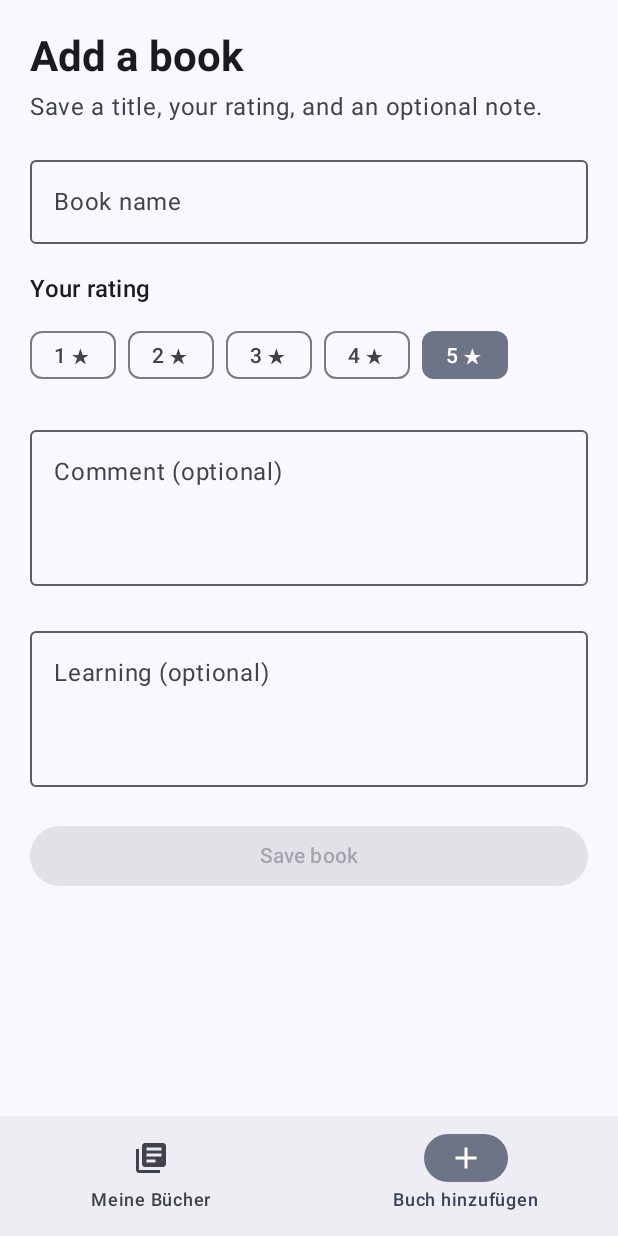
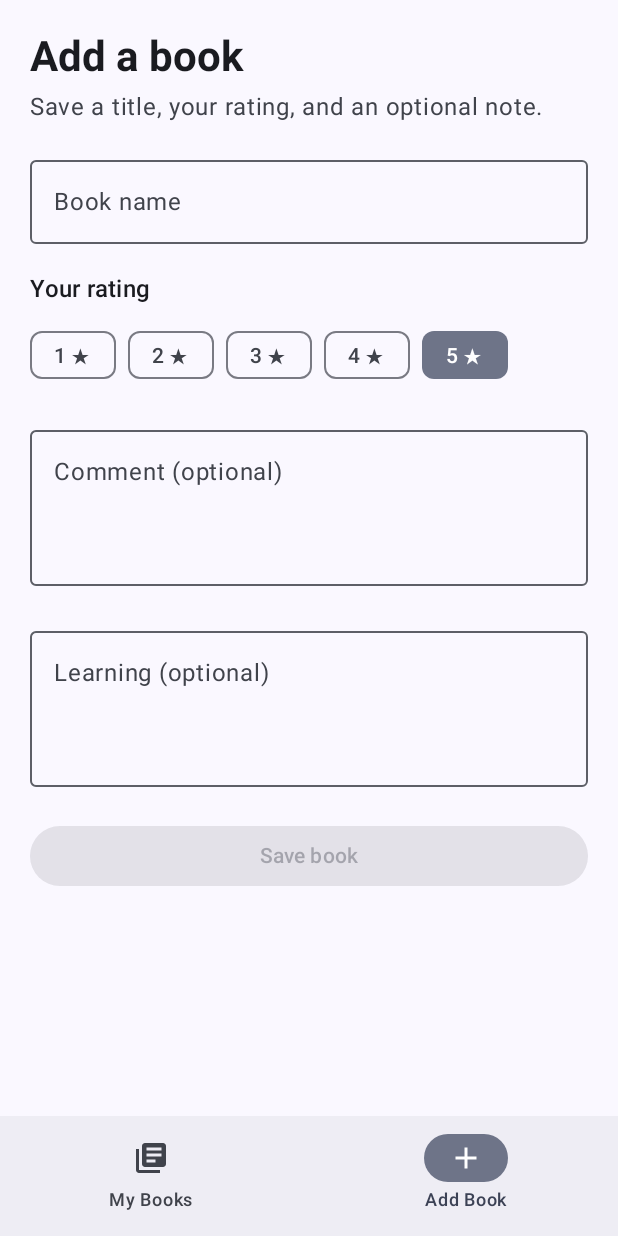
Before and after one commit to chooklii/Bookstore, an Android app built with Jetpack Compose: the screen it shows after launch (MainActivity), item 2 of the bottom bar chosen, on a phone screen of 412 x 824 dp. Run offline under Robolectric (Android 15) with nearby library versions, the phone set to English and light mode, and no system bars; our stand-ins replace Navigation 3.

Commit message:
Add Support for multiple languages

```diff
--- a/app/src/main/java/com/example/bookstore/ui/components/Footer.kt
+++ b/app/src/main/java/com/example/bookstore/ui/components/Footer.kt
@@ -1,10 +1,12 @@
 package com.example.bookstore.ui.components
 
+import com.example.bookstore.R
 import androidx.compose.material3.Icon
 import androidx.compose.material3.NavigationBar
 import androidx.compose.material3.NavigationBarItem
 import androidx.compose.material3.Text
 import androidx.compose.runtime.Composable
+import androidx.compose.ui.res.stringResource
 import com.example.bookstore.ui.core.NavigationElement
 
 @Composable
@@ -13,6 +15,7 @@ fun Footer(
     onNavigate: (NavigationElement) -> Unit
 )  {
     NavigationBar { menuEntries.forEach { route ->
+            val title = stringResource(route.titleRes)
 
             NavigationBarItem(
                 selected = currentRoute == route,
@@ -22,11 +25,11 @@ fun Footer(
                 icon = {
                     Icon(
                         imageVector = route.icon,
-                        contentDescription = route.title
+                        contentDescription = title
                     )
                 },
                 label = {
-                    Text(route.title)
+                    Text(title)
                 }
             )
         }
--- a/app/src/main/java/com/example/bookstore/ui/components/NavigationElements.kt
+++ b/app/src/main/java/com/example/bookstore/ui/components/NavigationElements.kt
@@ -1,5 +1,6 @@
 package com.example.bookstore.ui.components
 
+import com.example.bookstore.R
 import androidx.compose.material.icons.Icons
 import androidx.compose.material.icons.automirrored.filled.LibraryBooks
 import androidx.compose.material.icons.filled.Add
@@ -10,12 +11,12 @@ val menuEntries: List<NavigationElement> = listOf(BookList, AddBook)
 
 @Serializable
 data object BookList : NavigationElement {
-    override val title = "Meine Bücher"
+    override val titleRes = R.string.menu_mybook
     override val icon = Icons.AutoMirrored.Filled.LibraryBooks
 }
 
 @Serializable
 data object AddBook : NavigationElement {
-    override val title = "Buch hinzufügen"
+    override val titleRes = R.string.menu_add_book
     override val icon = Icons.Default.Add
 }
--- a/app/src/main/java/com/example/bookstore/ui/core/NavigationElement.kt
+++ b/app/src/main/java/com/example/bookstore/ui/core/NavigationElement.kt
@@ -4,6 +4,6 @@ import androidx.compose.ui.graphics.vector.ImageVector
 import androidx.navigation3.runtime.NavKey
 
 interface NavigationElement: NavKey{
-    val title: String
+    val titleRes: Int
     val icon: ImageVector // Image Displayed in Menu for this Entry
 }
--- a/app/src/main/java/com/example/bookstore/ui/screens/AddBookScreen.kt
+++ b/app/src/main/java/com/example/bookstore/ui/screens/AddBookScreen.kt
@@ -1,5 +1,6 @@
 package com.example.bookstore.ui.screens
 
+import com.example.bookstore.R
 import androidx.compose.foundation.layout.Arrangement
 import androidx.compose.foundation.layout.Column
 import androidx.compose.foundation.layout.Row
@@ -22,6 +23,7 @@ import androidx.compose.runtime.setValue
 import androidx.compose.ui.Modifier
 import androidx.compose.ui.text.font.FontWeight
 import androidx.compose.ui.unit.dp
+import androidx.compose.ui.res.stringResource
 import com.example.bookstore.ui.core.Book
 
 @Composable
@@ -40,12 +42,12 @@ fun AddBookScreen(onBookAdded: (Book) -> Unit) {
     ) {
         Column(verticalArrangement = Arrangement.spacedBy(6.dp)) {
             Text(
-                text = "Add a book",
+                text = stringResource(R.string.add_book_title),
                 style = MaterialTheme.typography.headlineMedium,
                 fontWeight = FontWeight.Bold
             )
             Text(
-                text = "Save a title, your rating, and an optional note.",
+                text = stringResource(R.string.add_book_description),
                 style = MaterialTheme.typography.bodyLarge,
                 color = MaterialTheme.colorScheme.onSurfaceVariant
             )
@@ -55,13 +57,13 @@ fun AddBookScreen(onBookAdded: (Book) -> Unit) {
             value = name,
             onValueChange = { name = it },
             modifier = Modifier.fillMaxWidth(),
-            label = { Text("Book name") },
+            label = { Text(stringResource(R.string.book_name)) },
             singleLine = true
         )
 
         Column(verticalArrangement = Arrangement.spacedBy(8.dp)) {
             Text(
-                text = "Your rating",
+                text = stringResource(R.string.your_rating),
                 style = MaterialTheme.typography.titleMedium,
                 fontWeight = FontWeight.SemiBold
             )
@@ -85,7 +87,7 @@ fun AddBookScreen(onBookAdded: (Book) -> Unit) {
             modifier = Modifier
                 .fillMaxWidth()
                 .padding(bottom = 4.dp),
-            label = { Text("Comment (optional)") },
+            label = { Text(stringResource(R.string.comment_optional)) },
             minLines = 3
         )
 
@@ -95,7 +97,7 @@ fun AddBookScreen(onBookAdded: (Book) -> Unit) {
             modifier = Modifier
                 .fillMaxWidth()
                 .padding(bottom = 4.dp),
-            label = { Text("Learning (optional)") },
+            label = { Text(stringResource(R.string.learning_optional)) },
             minLines = 3
         )
 
@@ -105,15 +107,15 @@ fun AddBookScreen(onBookAdded: (Book) -> Unit) {
                     Book(
                         name = name.trim(),
                         rating = rating,
-                        learning = learning.trim().takeIf { it.isNotEmpty() },
-                        comment = comment.trim().takeIf { it.isNotEmpty() }
+                        learning = comment.trim().takeIf { it.isNotEmpty() },
+                        comment = learning.trim().takeIf { it.isNotEmpty() }
                     )
                 )
             },
             modifier = Modifier.fillMaxWidth(),
             enabled = name.isNotBlank()
         ) {
-            Text("Save book")
+            Text(stringResource(R.string.save_book))
         }
     }
 }
--- a/app/src/main/java/com/example/bookstore/ui/screens/Application.kt
+++ b/app/src/main/java/com/example/bookstore/ui/screens/Application.kt
@@ -1,5 +1,6 @@
 package com.example.bookstore.ui.screens
 
+import com.example.bookstore.R
 import androidx.compose.foundation.layout.padding
 import androidx.compose.runtime.Composable
 
@@ -10,6 +11,7 @@ import androidx.navigation3.ui.NavDisplay
 import androidx.compose.runtime.mutableStateListOf
 import com.example.bookstore.ui.core.Book
 import androidx.compose.ui.Modifier
+import androidx.compose.ui.res.stringResource
 import androidx.navigation3.runtime.entryProvider
 import com.example.bookstore.ui.components.AddBook
 import com.example.bookstore.ui.components.BookList
--- a/app/src/main/java/com/example/bookstore/ui/screens/BookOverviewScreen.kt
+++ b/app/src/main/java/com/example/bookstore/ui/screens/BookOverviewScreen.kt
@@ -1,5 +1,6 @@
 package com.example.bookstore.ui.screens
 
+import com.example.bookstore.R
 import androidx.compose.foundation.layout.Arrangement
 import androidx.compose.foundation.layout.Column
 import androidx.compose.foundation.layout.Row
@@ -18,6 +19,7 @@ import androidx.compose.ui.Modifier
 import androidx.compose.ui.text.font.FontWeight
 import androidx.compose.ui.unit.dp
 import androidx.compose.ui.unit.sp
+import androidx.compose.ui.res.stringResource
 import com.example.bookstore.ui.core.Book
 
 @Composable
@@ -39,12 +41,12 @@ fun BookOverviewScreen(
                 verticalArrangement = Arrangement.spacedBy(6.dp)
             ) {
                 Text(
-                    text = "Book Overview",
+                    text = stringResource(R.string.book_overview),
                     style = MaterialTheme.typography.headlineMedium,
                     fontWeight = FontWeight.Bold
                 )
                 Text(
-                    text = "Your personal reading shelf",
+                    text = stringResource(R.string.personal_reading_shelf),
                     style = MaterialTheme.typography.bodyLarge,
                     color = MaterialTheme.colorScheme.onSurfaceVariant
                 )
@@ -92,14 +94,14 @@ fun DisplaySingleBook(book: Book) {
             }
             if(book.learning != null){
                 Text(
-                    text = "Learning: ${book.learning}",
+                    text = stringResource(R.string.learning_with_value, book.learning),
                     style = MaterialTheme.typography.bodyMedium,
                     color = MaterialTheme.colorScheme.onSurfaceVariant
                 )
             }
             if(book.comment != null) {
                 Text(
-                    text = "Kommentar: ${book.comment}",
+                    text = stringResource(R.string.comment_with_value, book.comment),
                     style = MaterialTheme.typography.bodyMedium,
                     color = MaterialTheme.colorScheme.onSurfaceVariant
                 )
--- a/app/src/main/res/values/strings.xml
+++ b/app/src/main/res/values/strings.xml
@@ -1,3 +1,16 @@
 <resources>
     <string name="app_name">Bookstore</string>
+    <string name="menu_mybook">My Books</string>
+    <string name="menu_add_book">Add Book</string>
+    <string name="add_book_title">Add a book</string>
+    <string name="add_book_description">Save a title, your rating, and an optional note.</string>
+    <string name="book_name">Book name</string>
+    <string name="your_rating">Your rating</string>
+    <string name="comment_optional">Comment (optional)</string>
+    <string name="learning_optional">Learning (optional)</string>
+    <string name="save_book">Save book</string>
+    <string name="book_overview">Book Overview</string>
+    <string name="personal_reading_shelf">Your personal reading shelf</string>
+    <string name="learning_with_value">Learning: %1$s</string>
+    <string name="comment_with_value">Comment: %1$s</string>
 </resources>
```
Also changed, not shown: 1 other file.
